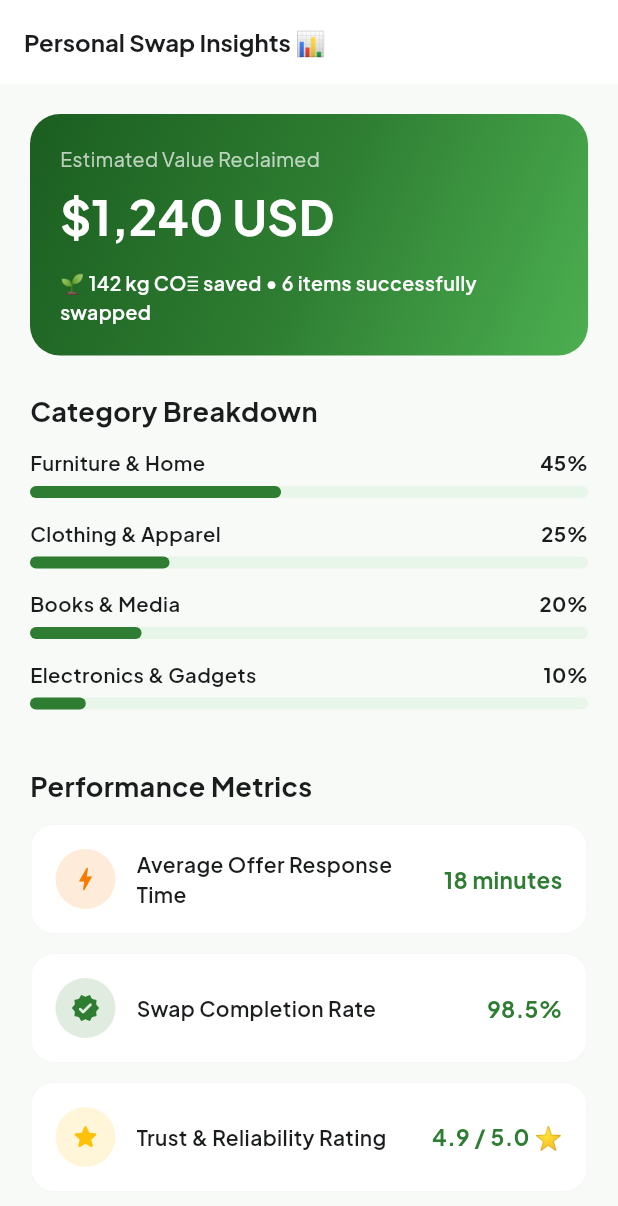
After one commit to UzairBaig991/EcoSwap-MAD-Project, a Flutter app: the PersonalSwapInsightsScreen screen opened by its route, on a phone screen of 412 x 824 dp. The commit adds this screen. Shown: the top 1206 px of the screen. Run offline on Flutter 3.47's test engine with Material 3 defaults, Android fonts, the phone set to English and light mode, and no system bars; our stand-ins replace cached_network_image, cloud_firestore, equatable, firebase_auth, firebase_core, firebase_messaging and 15 more; missing offline and left inert: dart_geohash; accounts and stored records are empty.

Commit message:
Add advanced circular-economy platform features and UI polishing for Play Store release

```diff
--- /dev/null
+++ b/lib/features/profile/screens/personal_swap_insights_screen.dart
@@ -0,0 +1,121 @@
+import 'package:flutter/material.dart';
+import 'package:flutter_riverpod/flutter_riverpod.dart';
+
+import '../../../core/constants/app_colors.dart';
+
+class PersonalSwapInsightsScreen extends ConsumerWidget {
+  const PersonalSwapInsightsScreen({super.key});
+
+  @override
+  Widget build(BuildContext context, WidgetRef ref) {
+    final theme = Theme.of(context);
+
+    return Scaffold(
+      appBar: AppBar(
+        title: const Text('Personal Swap Insights 📊'),
+      ),
+      body: ListView(
+        padding: const EdgeInsets.all(20),
+        children: [
+          Container(
+            padding: const EdgeInsets.all(20),
+            decoration: BoxDecoration(
+              gradient: AppColors.ecoGradient,
+              borderRadius: BorderRadius.circular(20),
+            ),
+            child: const Column(
+              crossAxisAlignment: CrossAxisAlignment.start,
+              children: [
+                Text(
+                  'Estimated Value Reclaimed',
+                  style: TextStyle(color: Colors.white70, fontSize: 13),
+                ),
+                SizedBox(height: 6),
+                Text(
+                  '\$1,240 USD',
+                  style: TextStyle(color: Colors.white, fontSize: 32, fontWeight: FontWeight.bold),
+                ),
+                SizedBox(height: 12),
+                Text(
+                  '🌱 142 kg CO₂ saved • 6 items successfully swapped',
+                  style: TextStyle(color: Colors.white, fontSize: 13, fontWeight: FontWeight.w600),
+                ),
+              ],
+            ),
+          ),
+          const SizedBox(height: 24),
+
+          const Text('Category Breakdown', style: TextStyle(fontSize: 18, fontWeight: FontWeight.bold)),
+          const SizedBox(height: 12),
+
+          _buildInsightBar(context, 'Furniture & Home', 0.45, '45%'),
+          _buildInsightBar(context, 'Clothing & Apparel', 0.25, '25%'),
+          _buildInsightBar(context, 'Books & Media', 0.20, '20%'),
+          _buildInsightBar(context, 'Electronics & Gadgets', 0.10, '10%'),
+          const SizedBox(height: 24),
+
+          const Text('Performance Metrics', style: TextStyle(fontSize: 18, fontWeight: FontWeight.bold)),
+          const SizedBox(height: 12),
+
+          _buildMetricTile(theme, 'Average Offer Response Time', '18 minutes', Icons.bolt_rounded, AppColors.tertiary),
+          _buildMetricTile(theme, 'Swap Completion Rate', '98.5%', Icons.verified_rounded, AppColors.primary),
+          _buildMetricTile(theme, 'Trust & Reliability Rating', '4.9 / 5.0 ⭐', Icons.star_rounded, Colors.amber),
+        ],
+      ),
+    );
+  }
+
+  Widget _buildInsightBar(BuildContext context, String category, double progress, String percentage) {
+    return Padding(
+      padding: const EdgeInsets.only(bottom: 14),
+      child: Column(
+        crossAxisAlignment: CrossAxisAlignment.start,
+        children: [
+          Row(
+            mainAxisAlignment: MainAxisAlignment.spaceBetween,
+            children: [
+              Text(category, style: const TextStyle(fontWeight: FontWeight.w600, fontSize: 13.5)),
+              Text(percentage, style: const TextStyle(fontWeight: FontWeight.bold, fontSize: 13.5)),
+            ],
+          ),
+          const SizedBox(height: 6),
+          LinearProgressIndicator(
+            value: progress,
+            backgroundColor: AppColors.primaryContainer,
+            color: AppColors.primary,
+            minHeight: 8,
+            borderRadius: BorderRadius.circular(4),
+          ),
+        ],
+      ),
+    );
+  }
+
+  Widget _buildMetricTile(ThemeData theme, String title, String value, IconData icon, Color color) {
+    return Container(
+      margin: const EdgeInsets.only(bottom: 12),
+      padding: const EdgeInsets.all(16),
+      decoration: BoxDecoration(
+        color: theme.cardColor,
+        borderRadius: BorderRadius.circular(16),
+        border: Border.all(color: theme.colorScheme.outline.withOpacity(0.3)),
+      ),
+      child: Row(
+        children: [
+          CircleAvatar(
+            backgroundColor: color.withOpacity(0.15),
+            child: Icon(icon, color: color, size: 20),
+          ),
+          const SizedBox(width: 14),
+          Expanded(
+            child: Text(title, style: const TextStyle(fontWeight: FontWeight.w600, fontSize: 14)),
+          ),
+          Text(
+            value,
+            style: TextStyle(fontWeight: FontWeight.bold, fontSize: 15, color: theme.colorScheme.primary),
+          ),
+        ],
+      ),
+    );
+  }
+}
```
Also changed, not shown: lib/core/services/ai_listing_assistant.dart (added, +34 -0 lines), lib/core/services/swap_matching_engine.dart (added, +102 -0 lines), lib/core/services/trust_reliability_service.dart (added, +64 -0 lines), lib/core/widgets/app_drawer.dart (+24 -0 lines), lib/features/events/screens/community_events_screen.dart (added, +154 -0 lines), lib/features/swap_planner/screens/smart_exchange_planner_screen.dart (added, +174 -0 lines), lib/routing/app_router.dart (+15 -0 lines).
